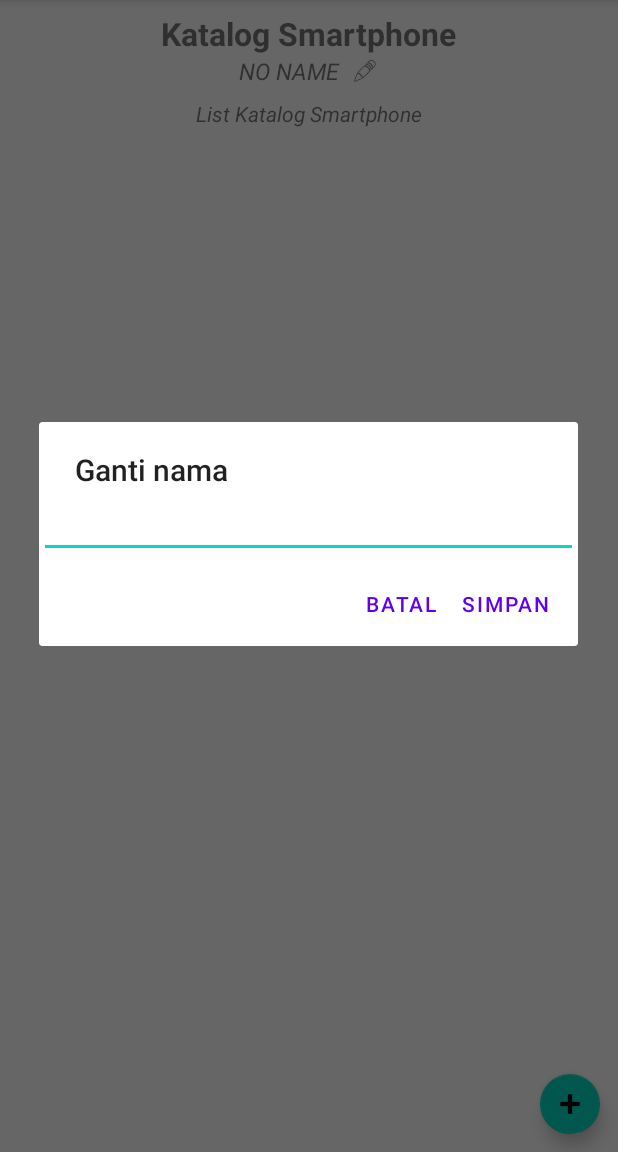
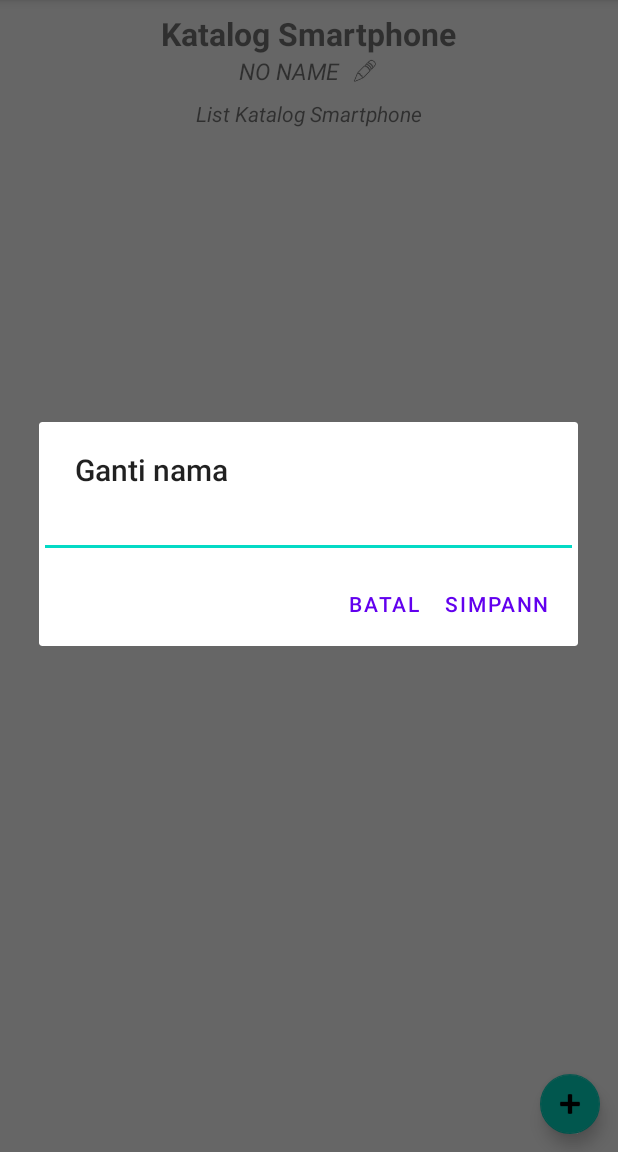
Before and after one commit to 190602095/pemerogramanmobile, an Android app: the screen it shows after launch (MainActivity), after a tap on an icon or button, on a phone screen of 412 x 824 dp, the part 84-1236 px from its top. Run offline under Robolectric (Android 15) with nearby library versions, the phone set to English and light mode, and no system bars.

Commit message:
uas mobile

```diff
--- a/app/src/main/java/com/alfin/myapplication/MainActivity.java
+++ b/app/src/main/java/com/alfin/myapplication/MainActivity.java
@@ -79,7 +79,7 @@ public class MainActivity extends AppCompatActivity {
         final EditText input = new EditText(this);
         builder.setView(input);
 
-        builder.setPositiveButton("Simpan", new DialogInterface.OnClickListener() {
+        builder.setPositiveButton("Simpann", new DialogInterface.OnClickListener() {
             @Override
             public void onClick(DialogInterface dialog, int which) {
                 SharedPreferenceUtility.saveUserName(getApplicationContext(),input.getText().toString());
```
